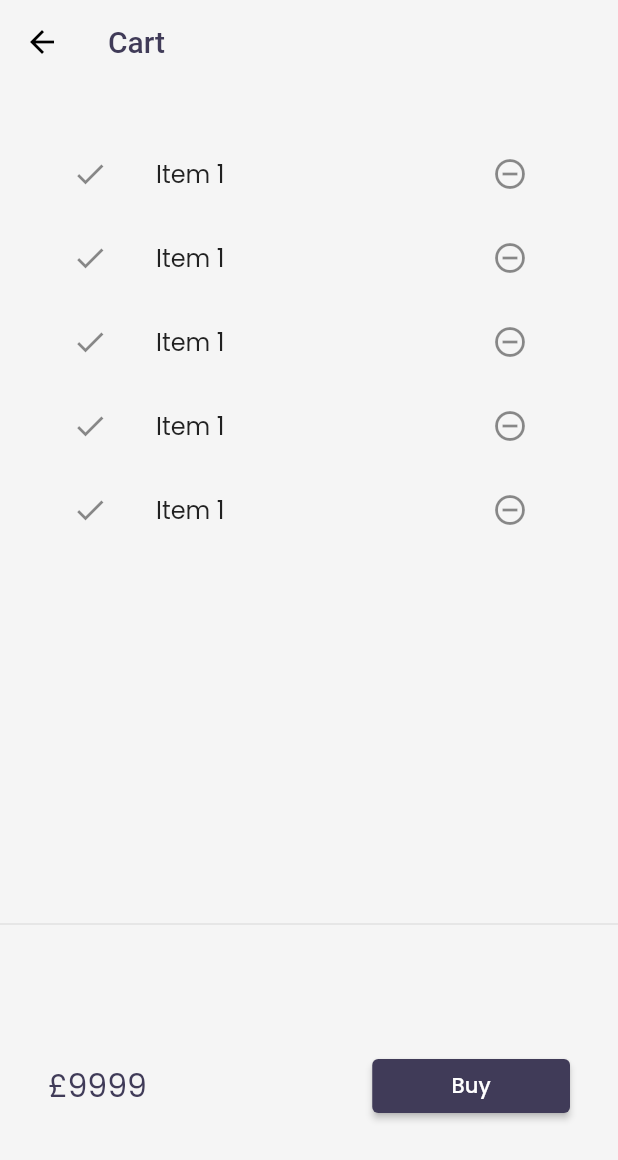
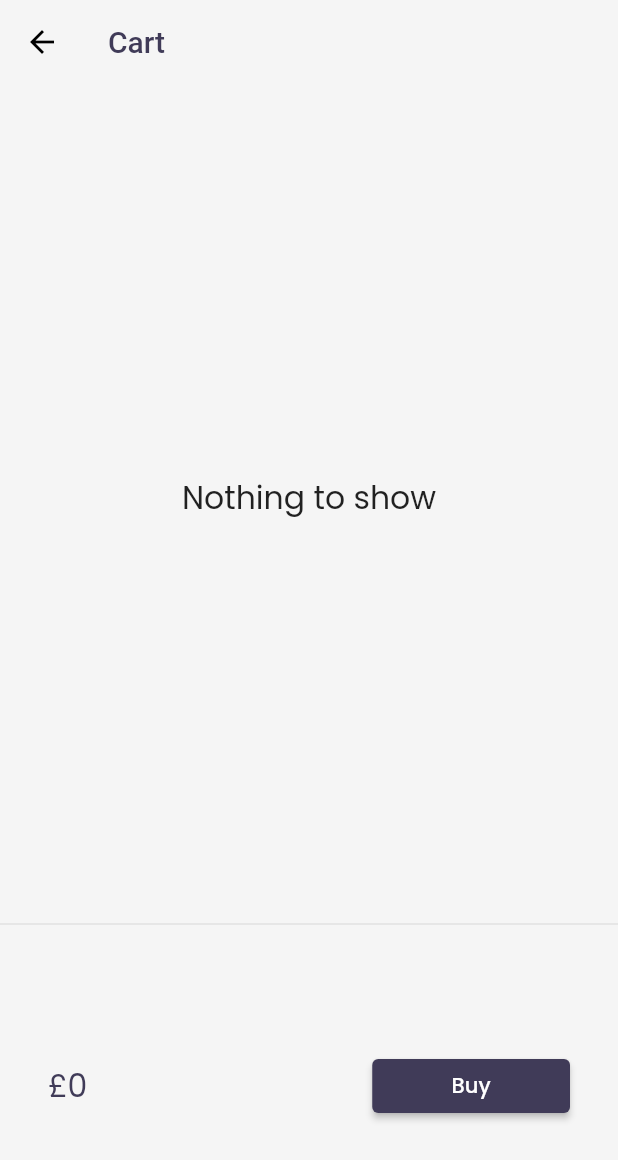
Before and after one commit to souvikbanerjee86/flutter_cataog, a Flutter app: the CartPage screen opened by its route, on a phone screen of 412 x 824 dp. Shown: the top 1160 px of the screen. Run offline on Flutter 3.47's test engine with Material 2 defaults, Android fonts, the phone set to English and light mode, and no system bars; drawn by our look-alikes of velocity_x; our stand-ins replace google_fonts; network calls fail.

Commit message:
Day-27 Completed

```diff
--- a/lib/models/cart.dart
+++ b/lib/models/cart.dart
@@ -1,4 +1,6 @@
+import 'package:flutter_catalog/core/store.dart';
 import 'package:flutter_catalog/models/catalog.dart';
+import 'package:velocity_x/velocity_x.dart';
 
 class CartModel {
   // catalog field
@@ -19,11 +21,17 @@ class CartModel {
   num get totalPrice =>
       items.fold(0, (total, current) => total + current.price);
 
-  void add(Item item) {
-    _itemIds.add(item.id);
-  }
-
   void remove(Item item) {
     _itemIds.remove(item.id);
   }
 }
+
+class AddMutation extends VxMutation<MyStore> {
+  final Item item;
+
+  AddMutation(this.item);
+  @override
+  perform() {
+    store.cart._itemIds.add(item.id);
+  }
+}
--- a/lib/pages/cart_page.dart
+++ b/lib/pages/cart_page.dart
@@ -1,4 +1,6 @@
 import 'package:flutter/material.dart';
+import 'package:flutter_catalog/core/store.dart';
+import 'package:flutter_catalog/models/cart.dart';
 import 'package:velocity_x/velocity_x.dart';
 
 class CartPage extends StatelessWidget {
@@ -27,13 +29,14 @@ class CartPage extends StatelessWidget {
 class _CartTotal extends StatelessWidget {
   @override
   Widget build(BuildContext context) {
+    final CartModel _cart = (VxState.store as MyStore).cart;
     return Container(
       child: SizedBox(
         height: 200,
         child: Row(
           mainAxisAlignment: MainAxisAlignment.spaceBetween,
           children: [
-            "£9999".text.xl2.color(context.accentColor).make(),
+            "£${_cart.totalPrice}".text.xl2.color(context.accentColor).make(),
             ElevatedButton(
               onPressed: () {
                 ScaffoldMessenger.of(context).showSnackBar(
@@ -55,23 +58,22 @@ class _CartTotal extends StatelessWidget {
   }
 }
 
-class _CartList extends StatefulWidget {
-  @override
-  __CartListState createState() => __CartListState();
-}
-
-class __CartListState extends State<_CartList> {
-  @override
+class _CartList extends StatelessWidget {
   Widget build(BuildContext context) {
-    return ListView.builder(
-        itemCount: 5,
+    final CartModel _cart = (VxState.store as MyStore).cart;
+    return _cart.items.isEmpty
+        ? "Nothing to show".text.xl2.makeCentered()
+        : ListView.builder(
+            itemCount: _cart.items?.length,
             itemBuilder: (context, index) {
               return ListTile(
                 leading: Icon(Icons.done),
-            title: "Item 1".text.make(),
+                title: _cart.items[index].name.text.make(),
                 trailing: IconButton(
                   icon: Icon(Icons.remove_circle_outline),
-              onPressed: () {},
+                  onPressed: () {
+                    _cart.remove(_cart.items[index]);
+                  },
                 ),
               );
             });
```
Also changed, not shown: lib/widgets/home_widgets/add_to_cart.dart (+4 -5 lines). Lines whose indentation alone changed are shown as unchanged.
